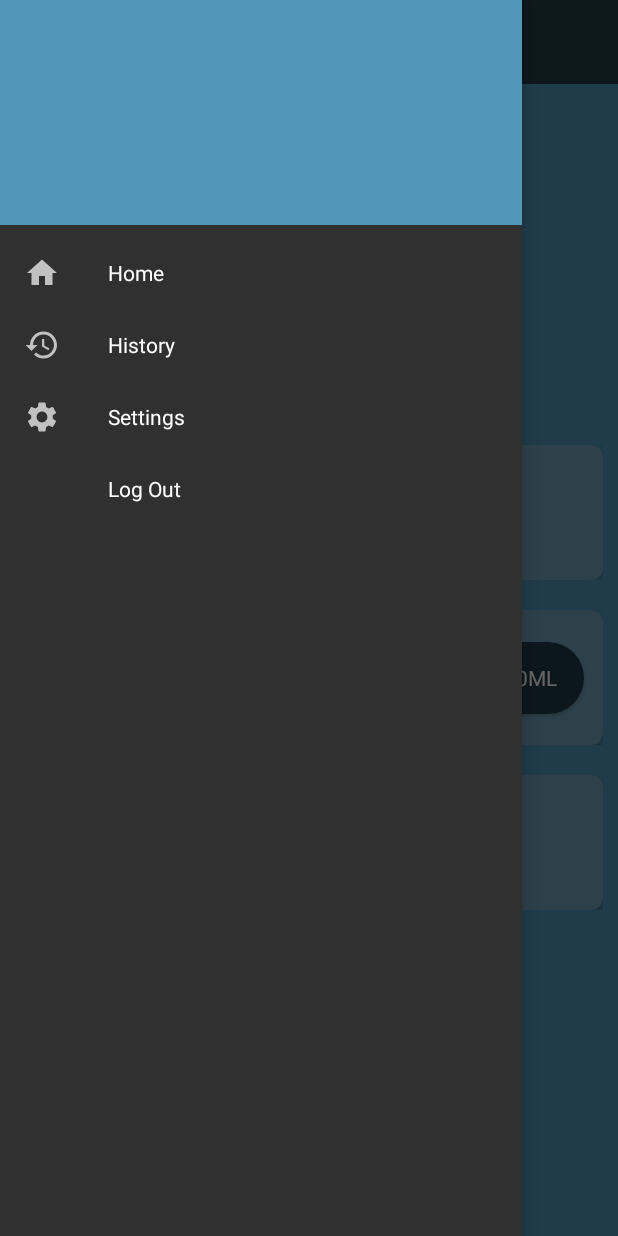
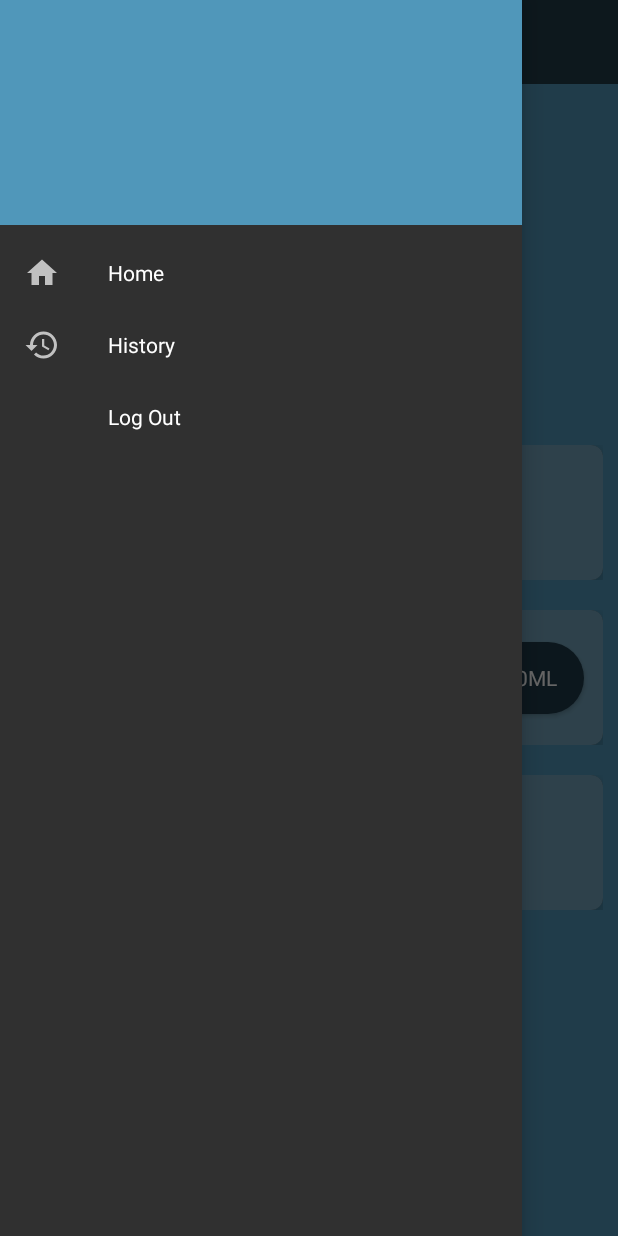
Before and after one commit to ancamiha/WaterDrinkingApp, an Android app: the HomePage screen opened directly, with no data from a screen before it, with the side drawer open, on a phone screen of 412 x 824 dp. Run offline under Robolectric (Android 15) with nearby library versions, the phone set to English and light mode, and no system bars; our stand-ins replace Firebase (no records; nobody signed in at launch, a user with empty details on screens opened directly); libraries missing offline, so code that uses them is left out: com.github.lzyzsd.circleprogress; Roboto replaces fonts that are not available here; 1 statement that could not run was skipped.

Commit message:
Fix error

```diff
--- a/app/src/main/res/menu/drawer_menu.xml
+++ b/app/src/main/res/menu/drawer_menu.xml
@@ -8,10 +8,10 @@
         android:id="@+id/history"
         android:icon="@drawable/ic_baseline_history_24"
         android:title="History" />
-    <item
-        android:id="@+id/settings"
-        android:icon="@drawable/ic_baseline_settings_24"
-        android:title="Settings" />
+<!--    <item-->
+<!--        android:id="@+id/settings"-->
+<!--        android:icon="@drawable/ic_baseline_settings_24"-->
+<!--        android:title="Settings" />-->
     <item
         android:id="@+id/logOut"
         android:title="Log Out" />
```
Also changed, not shown: app/src/main/java/com/example/waterdrinkingapp/HomePage.java (+6 -6 lines), app/src/main/java/com/example/waterdrinkingapp/InfoActivity.java (+7 -13 lines).
